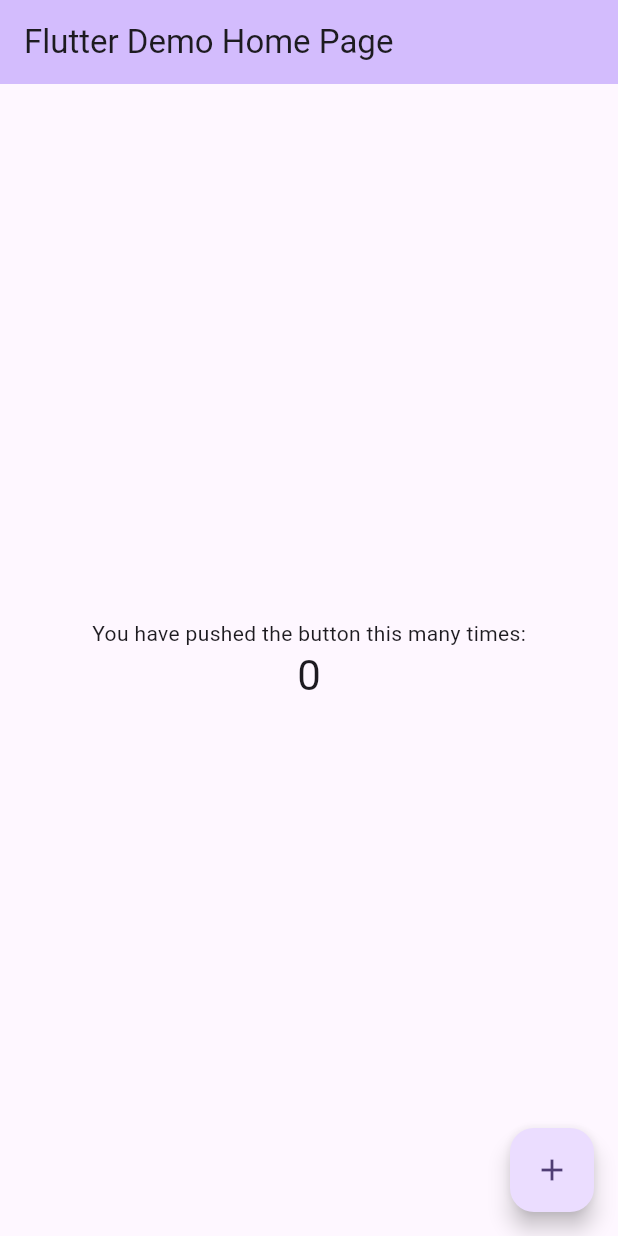
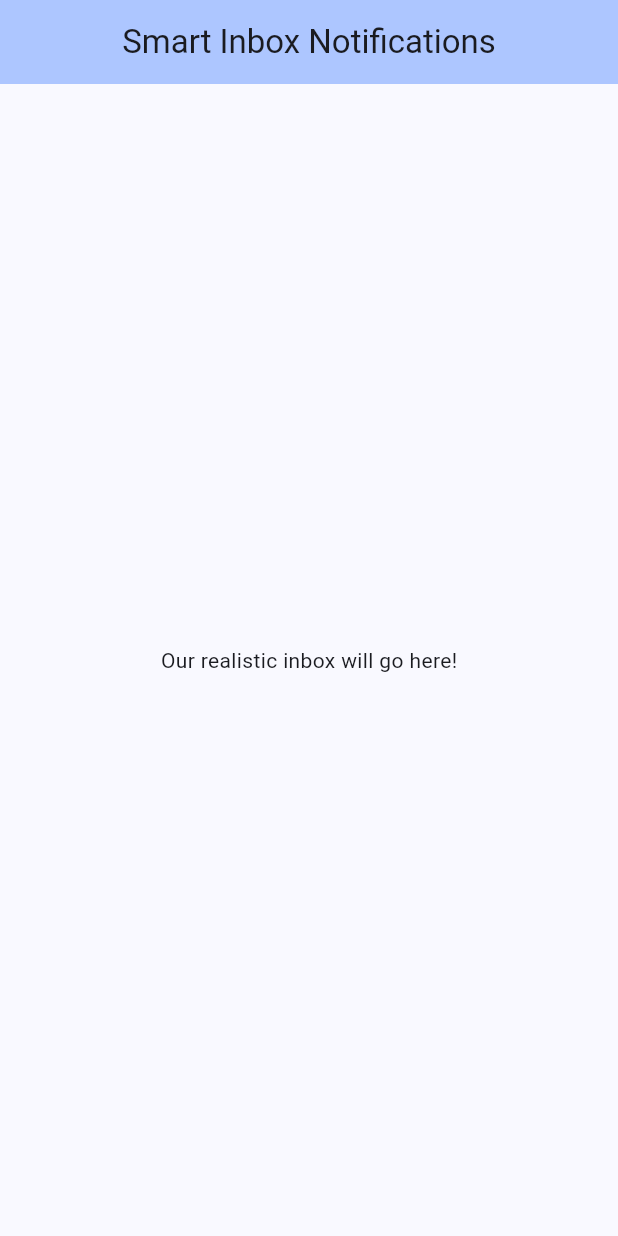
Before and after one commit to ydejene/flutter-dismissible-demo, a Flutter app: the screen it shows after launch, on a phone screen of 412 x 824 dp. Run offline on Flutter 3.47's test engine with Material 3 defaults, Android fonts, the phone set to English and light mode, and no system bars.

Commit message:
feat: clean the boiler plate and create the DismissibleDemoScreen shell

```diff
--- a/lib/main.dart
+++ b/lib/main.dart
@@ -1,6 +1,7 @@
 import 'package:flutter/material.dart';
 
 void main() {
+  // runApp takes a widget and directly pumps is to the screen
   runApp(const MyApp());
 }
 
@@ -13,109 +14,34 @@ class MyApp extends StatelessWidget {
     return MaterialApp(
       title: 'Flutter Demo',
       theme: ThemeData(
-        // This is the theme of your application.
-        //
-        // TRY THIS: Try running your application with "flutter run". You'll see
-        // the application has a purple toolbar. Then, without quitting the app,
-        // try changing the seedColor in the colorScheme below to Colors.green
-        // and then invoke "hot reload" (save your changes or press the "hot
-        // reload" button in a Flutter-supported IDE, or press "r" if you used
-        // the command line to start the app).
-        //
-        // Notice that the counter didn't reset back to zero; the application
-        // state is not lost during the reload. To reset the state, use hot
-        // restart instead.
-        //
-        // This works for code too, not just values: Most code changes can be
-        // tested with just a hot reload.
-        colorScheme: .fromSeed(seedColor: Colors.deepPurple),
+        colorScheme: ColorScheme.fromSeed(seedColor: Colors.blueAccent),
+        useMaterial3: true,
       ),
-      home: const MyHomePage(title: 'Flutter Demo Home Page'),
+      home: const DismissibleDemoScreen(),
     );
   }
 }
 
-class MyHomePage extends StatefulWidget {
-  const MyHomePage({super.key, required this.title});
-
-  // This widget is the home page of your application. It is stateful, meaning
-  // that it has a State object (defined below) that contains fields that affect
-  // how it looks.
-
-  // This class is the configuration for the state. It holds the values (in this
-  // case the title) provided by the parent (in this case the App widget) and
-  // used by the build method of the State. Fields in a Widget subclass are
-  // always marked "final".
-
-  final String title;
+// the public shell widget
+class DismissibleDemoScreen extends StatefulWidget {
+  const DismissibleDemoScreen({super.key});
 
   @override
-  State<MyHomePage> createState() => _MyHomePageState();
+  State<DismissibleDemoScreen> createState() => _DismissibleDemoScreenState();
 }
 
-class _MyHomePageState extends State<MyHomePage> {
-  int _counter = 0;
-
-  void _incrementCounter() {
-    setState(() {
-      // This call to setState tells the Flutter framework that something has
-      // changed in this State, which causes it to rerun the build method below
-      // so that the display can reflect the updated values. If we changed
-      // _counter without calling setState(), then the build method would not be
-      // called again, and so nothing would appear to happen.
-      _counter++;
-    });
-  }
-
+// private state with the brain and muscles
+class _DismissibleDemoScreenState extends State<DismissibleDemoScreen> {
   @override
   Widget build(BuildContext context) {
-    // This method is rerun every time setState is called, for instance as done
-    // by the _incrementCounter method above.
-    //
-    // The Flutter framework has been optimized to make rerunning build methods
-    // fast, so that you can just rebuild anything that needs updating rather
-    // than having to individually change instances of widgets.
     return Scaffold(
       appBar: AppBar(
-        // TRY THIS: Try changing the color here to a specific color (to
-        // Colors.amber, perhaps?) and trigger a hot reload to see the AppBar
-        // change color while the other colors stay the same.
+        title: const Text('Smart Inbox Notifications'),
         backgroundColor: Theme.of(context).colorScheme.inversePrimary,
-        // Here we take the value from the MyHomePage object that was created by
-        // the App.build method, and use it to set our appbar title.
-        title: Text(widget.title),
+        centerTitle: true,
       ),
-      body: Center(
-        // Center is a layout widget. It takes a single child and positions it
-        // in the middle of the parent.
-        child: Column(
-          // Column is also a layout widget. It takes a list of children and
-          // arranges them vertically. By default, it sizes itself to fit its
-          // children horizontally, and tries to be as tall as its parent.
-          //
-          // Column has various properties to control how it sizes itself and
-          // how it positions its children. Here we use mainAxisAlignment to
-          // center the children vertically; the main axis here is the vertical
-          // axis because Columns are vertical (the cross axis would be
-          // horizontal).
-          //
-          // TRY THIS: Invoke "debug painting" (choose the "Toggle Debug Paint"
-          // action in the IDE, or press "p" in the console), to see the
-          // wireframe for each widget.
-          mainAxisAlignment: .center,
-          children: [
-            const Text('You have pushed the button this many times:'),
-            Text(
-              '$_counter',
-              style: Theme.of(context).textTheme.headlineMedium,
-            ),
-          ],
-        ),
-      ),
-      floatingActionButton: FloatingActionButton(
-        onPressed: _incrementCounter,
-        tooltip: 'Increment',
-        child: const Icon(Icons.add),
+      body: const Center(
+        child: Text('Our realistic inbox will go here!'),
       ),
     );
   }
```
